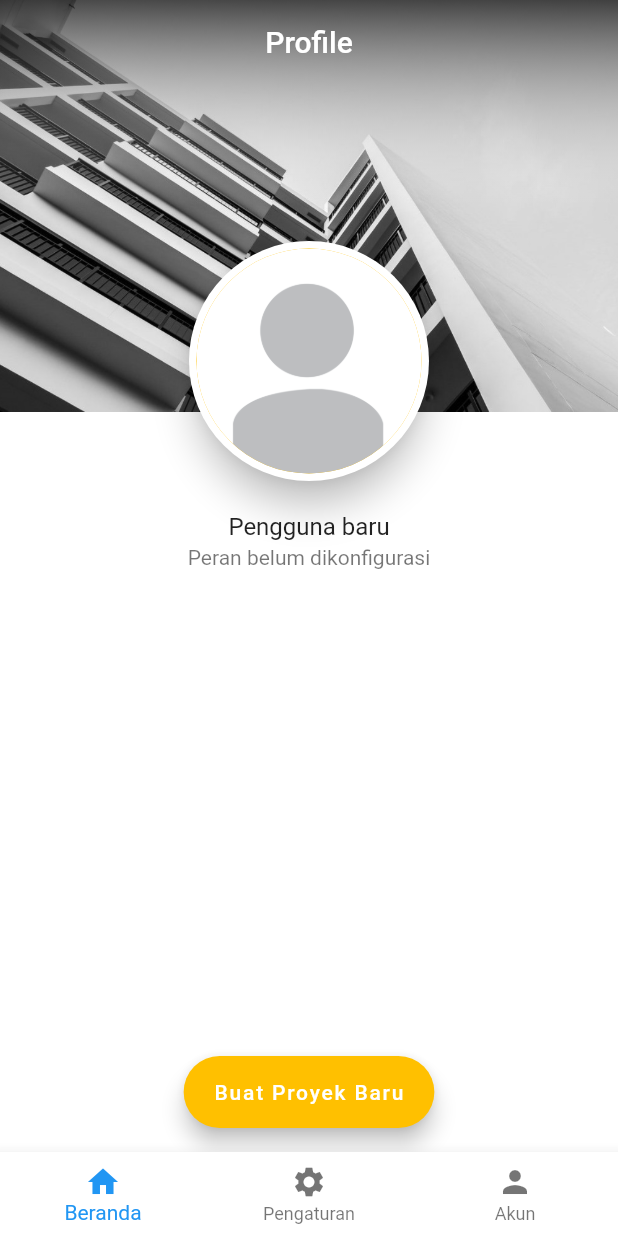
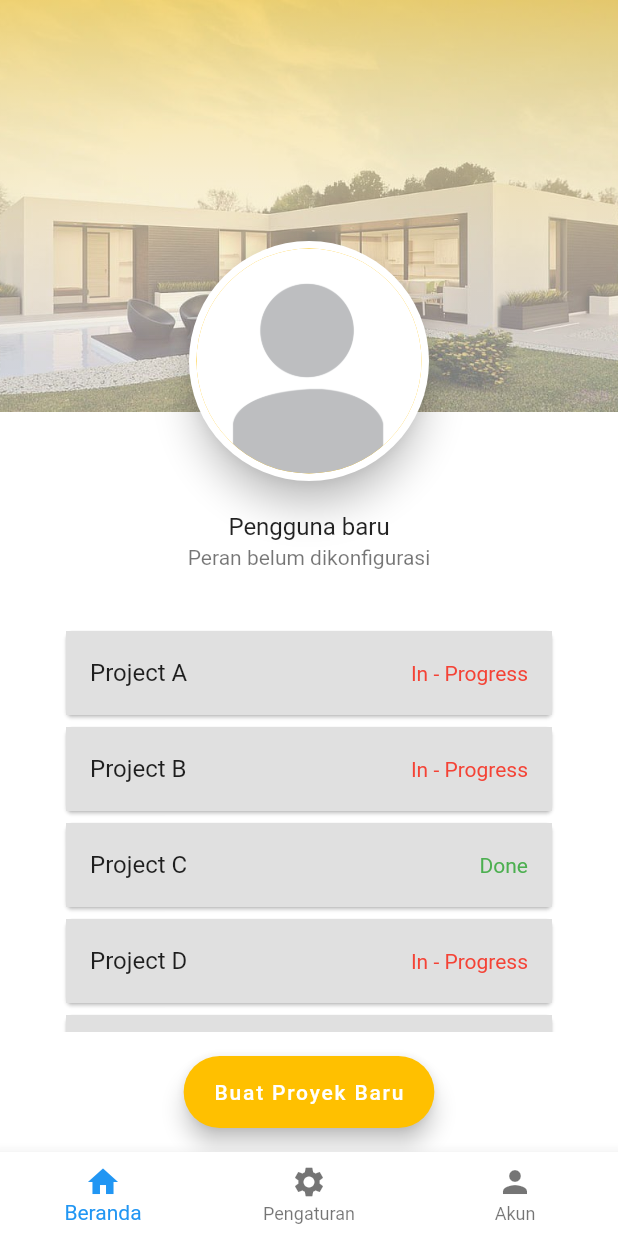
Before and after one commit to qisashasanudin/bangunin_id, a Flutter app: the screen it shows once a user with an empty profile is signed in, on a phone screen of 412 x 824 dp. Run offline on Flutter 3.47's test engine with Material 2 defaults, Android fonts, the phone set to English and light mode, and no system bars; our stand-ins replace cloud_firestore, firebase_auth, flutter_spinkit; accounts and stored records are empty.

Commit message:
project list (WIP)

```diff
--- a/lib/screens/mainmenu/tab_home.dart
+++ b/lib/screens/mainmenu/tab_home.dart
@@ -10,14 +10,24 @@ class Home extends StatefulWidget {
 class _HomeState extends State<Home> {
   @override
   Widget build(BuildContext context) {
+    final Size size = MediaQuery.of(context).size;
+    final List<String> entries = <String>['A', 'B', 'C', 'D', 'E', 'F'];
+    final List<String> status = <String>[
+      'In - Progress',
+      'In - Progress',
+      'Done',
+      'In - Progress',
+      'In - Progress',
+      'Done'
+    ];
+
     return AnnotatedRegion<SystemUiOverlayStyle>(
       value: transparentAppbarAndNavbar(),
       child: Scaffold(
         extendBodyBehindAppBar: true,
         backgroundColor: AppColors().accent1,
-        appBar: profileAppBar(),
         body: Container(
-          child: Center(
+          height: size.height,
           child: Column(
             children: <Widget>[
               Stack(
@@ -32,8 +42,32 @@ class _HomeState extends State<Home> {
               SizedBox(height: 50.0),
               userInfo(),
               SizedBox(height: 20.0),
+              Expanded(
+                child: ListView.builder(
+                  padding: const EdgeInsets.symmetric(horizontal: 40),
+                  itemCount: entries.length,
+                  itemBuilder: (BuildContext context, int index) {
+                    return Card(
+                      child: ListTile(
+                        tileColor: AppColors().accent3,
+                        title: Text('Project ${entries[index]}'),
+                        trailing: Text(
+                          '${status[index]}',
+                          style: TextStyle(
+                              color: (status[index] == 'Done'
+                                  ? Colors.green
+                                  : Colors.red)),
+                        ),
+                        onTap: () async {
+                          Navigator.of(context).pushNamed('/projectdetails');
+                        },
+                      ),
+                    );
+                  },
+                ),
+              ),
+              SizedBox(height: 80.0),
             ],
-            ),
           ),
         ),
         floatingActionButton: createProjectButton(context),
@@ -42,22 +76,12 @@ class _HomeState extends State<Home> {
     );
   }
 
-  AppBar profileAppBar() {
-    return AppBar(
-      title: Text('Profile'),
-      backgroundColor: Colors.transparent,
-      centerTitle: true,
-      elevation: 0.0,
-      actions: <Widget>[],
-    );
-  }
-
   Image coverPicture(BuildContext context) {
     return Image(
       width: double.infinity,
       height: MediaQuery.of(context).size.height / 3,
       fit: BoxFit.cover,
-      image: AssetImage('assets/img/home_bg_default2.jpg'),
+      image: AssetImage('assets/img/home_bg_default1.jpg'),
     );
   }
 
@@ -71,12 +95,12 @@ class _HomeState extends State<Home> {
             begin: FractionalOffset.topCenter,
             end: FractionalOffset.bottomCenter,
             colors: [
-              AppColors().accent2.withOpacity(0.7),
+              AppColors().primary.withOpacity(0.5),
               AppColors().accent1.withOpacity(0.0),
             ],
             stops: [
               0.0,
-              0.5
+              1.0
             ]),
       ),
     );
--- a/lib/shared/decorations.dart
+++ b/lib/shared/decorations.dart
@@ -5,7 +5,7 @@ class AppColors {
   final primary = const Color(0xffffc000);
   final accent1 = Colors.white;
   final accent2 = Colors.black;
-  final accent3 = Colors.grey;
+  final accent3 = Colors.grey[300];
 
   const AppColors();
 }
```
Also changed, not shown: pubspec.lock. Lines whose indentation alone changed are shown as unchanged.
